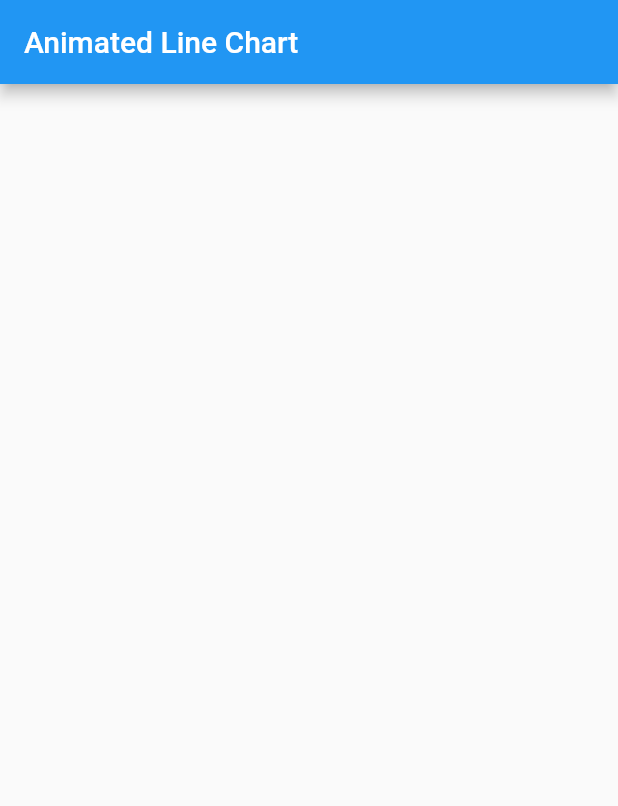
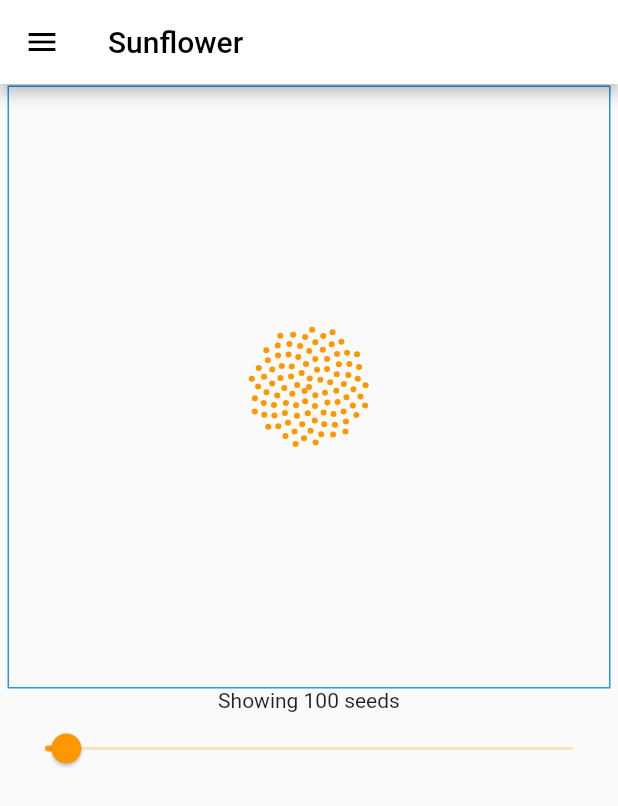
Before and after one commit to Arpeeee/Flutter_Coffee_test, a Flutter app: the screen it shows after launch, on a phone screen of 412 x 824 dp. Shown: the top 806 px of the screen. Run offline on Flutter 3.47's test engine with Material 2 defaults, Android fonts, the phone set to English and light mode, and no system bars.

Commit message:
feat:新增暫時頁面，根據此頁面修改參數

```diff
--- a/lib/animated_line_chart.dart
+++ b/lib/animated_line_chart.dart
@@ -138,5 +138,5 @@ class LineChartPainter extends CustomPainter {
   @override
   bool shouldRepaint(LineChartPainter oldDelegate) =>
       dataPoints != oldDelegate.dataPoints ||
-      animationValue != oldDelegate.animationValue
+      animationValue != oldDelegate.animationValue;
 }
--- a/lib/main.dart
+++ b/lib/main.dart
@@ -1,22 +1,145 @@
+// Copyright 2019 the Dart project authors. All rights reserved.
+// Use of this source code is governed by a BSD-style license
+// that can be found in the LICENSE file.
+
+import 'dart:math' as math;
 import 'package:flutter/material.dart';
 
-import 'animated_line_chart.dart';
+const Color primaryColor = Colors.orange;
+const TargetPlatform platform = TargetPlatform.android;
 
 void main() {
-  runApp(MyApp());
+  runApp(Sunflower());
 }
 
-class MyApp extends StatelessWidget {
+class SunflowerPainter extends CustomPainter {
+  static const seedRadius = 2.0;
+  static const scaleFactor = 4;
+  static const tau = math.pi * 2;
+
+  static final phi = (math.sqrt(5) + 1) / 2;
+
+  final int seeds;
+
+  SunflowerPainter(this.seeds);
+
+  @override
+  void paint(Canvas canvas, Size size) {
+    final center = size.width / 2;
+
+    for (var i = 0; i < seeds; i++) {
+      final theta = i * tau / phi;
+      final r = math.sqrt(i) * scaleFactor;
+      final x = center + r * math.cos(theta);
+      final y = center - r * math.sin(theta);
+      final offset = Offset(x, y);
+      if (!size.contains(offset)) {
+        continue;
+      }
+      drawSeed(canvas, x, y);
+    }
+  }
+
+  @override
+  bool shouldRepaint(SunflowerPainter oldDelegate) {
+    return oldDelegate.seeds != seeds;
+  }
+
+  // Draw a small circle representing a seed centered at (x,y).
+  void drawSeed(Canvas canvas, double x, double y) {
+    final paint = Paint()
+      ..strokeWidth = 2
+      ..style = PaintingStyle.fill
+      ..color = primaryColor;
+    canvas.drawCircle(Offset(x, y), seedRadius, paint);
+  }
+}
+
+class Sunflower extends StatefulWidget {
+  @override
+  State<StatefulWidget> createState() {
+    return _SunflowerState();
+  }
+}
+
+class _SunflowerState extends State<Sunflower> {
+  double seeds = 100.0;
+
+  int get seedCount => seeds.floor();
+
   @override
   Widget build(BuildContext context) {
     return MaterialApp(
-      title: 'Animated Line Chart',
+      debugShowCheckedModeBanner: false,
+      theme: ThemeData().copyWith(
+        platform: platform,
+        brightness: Brightness.dark,
+        sliderTheme: SliderThemeData.fromPrimaryColors(
+          primaryColor: primaryColor,
+          primaryColorLight: primaryColor,
+          primaryColorDark: primaryColor,
+          valueIndicatorTextStyle: const DefaultTextStyle.fallback().style,
+        ),
+      ),
       home: Scaffold(
         appBar: AppBar(
-          title: Text('Animated Line Chart'),
+          title: const Text("Sunflower"),
         ),
-        body: Center(
-          child: AnimatedLineChart(),
+        drawer: Drawer(
+          child: ListView(
+            children: const [
+              DrawerHeader(
+                child: Center(
+                  child: Text(
+                    "Sunflower 🌻",
+                    style: TextStyle(fontSize: 32),
+                  ),
+                ),
+              ),
+            ],
+          ),
+        ),
+        body: Container(
+          constraints: const BoxConstraints.expand(),
+          decoration: BoxDecoration(
+            border: Border.all(
+              color: Colors.transparent,
+            ),
+          ),
+          child: Column(
+            crossAxisAlignment: CrossAxisAlignment.center,
+            mainAxisAlignment: MainAxisAlignment.start,
+            children: [
+              Container(
+                decoration: BoxDecoration(
+                  border: Border.all(
+                    color: Colors.blue,
+                  ),
+                ),
+                child: SizedBox(
+                  width: 400,
+                  height: 400,
+                  child: CustomPaint(
+                    painter: SunflowerPainter(seedCount),
+                  ),
+                ),
+              ),
+              Text("Showing $seedCount seeds"),
+              ConstrainedBox(
+                constraints: const BoxConstraints.tightFor(width: 400),
+                child: Slider.adaptive(
+                  min: 20,
+                  max: 2000,
+                  value: seeds,
+                  onChanged: (newValue) {
+                    setState(() {
+                      seeds = newValue;
+                    });
+                  },
+                ),
+              ),
+            ],
+          ),
         ),
       ),
     );
```
